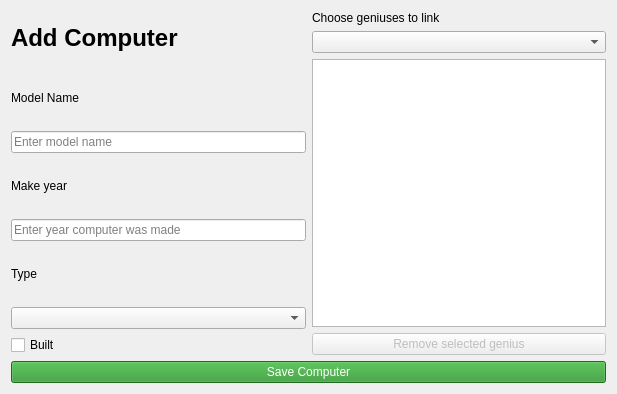
The window that addcomputer.ui (danielm15/VLN1-2016-Hopur_16) describes before a commit, drawn with Qt 5.
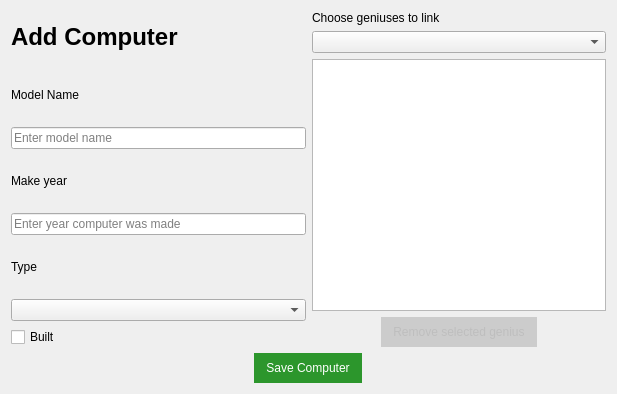
The same window after the commit. Icons and pictures are not drawn.

Commit message: Added css and design features

Diff of the .ui file:
```diff
--- a/addcomputer.ui
+++ b/addcomputer.ui
@@ -122,13 +122,21 @@
        <item>
         <widget class="QListWidget" name="listWidgetGeniuses"/>
        </item>
-       <item>
+       <item alignment="Qt::AlignHCenter">
         <widget class="QPushButton" name="buttonRemoveGeniuses">
          <property name="enabled">
           <bool>false</bool>
          </property>
          <property name="styleSheet">
-          <string notr="true">#buttonRemoveGeniuses::enabled {
+          <string notr="true">#buttonRemoveGeniuses {
+	padding: 6px 10px;
+	background-color: rgb(204, 204, 204);
+	border: 2px solid;
+	border-color: transparent;
+	border-radius: 16px;
+}
+
+#buttonRemoveGeniuses::enabled {
 	background-color: rgb(117, 34, 34);
 	color: rgb(255, 255 ,255);
 }
@@ -146,7 +154,7 @@
      </item>
     </layout>
    </item>
-   <item>
+   <item alignment="Qt::AlignHCenter">
     <widget class="QPushButton" name="pushButtonSaveComputer">
      <property name="enabled">
       <bool>true</bool>
@@ -155,12 +163,16 @@
       <string notr="true">#pushButtonSaveComputer {
 	color: rgb(255, 255, 255);
 	background-color: rgb(44, 150, 44);
-	
+	padding: 6px 10px;
+	border: 2px solid;
+	border-color: transparent;
+	border-radius: 16px;
 }
 
 #pushButtonSaveComputer::hover {
 	background-color: rgb(56, 190, 56);
-}</string>
+}
+</string>
      </property>
      <property name="text">
       <string>Save Computer</string>
```
Left out of the diff: 2 changed lines with no effect on the pictures. The commit also changes 4 other files.
